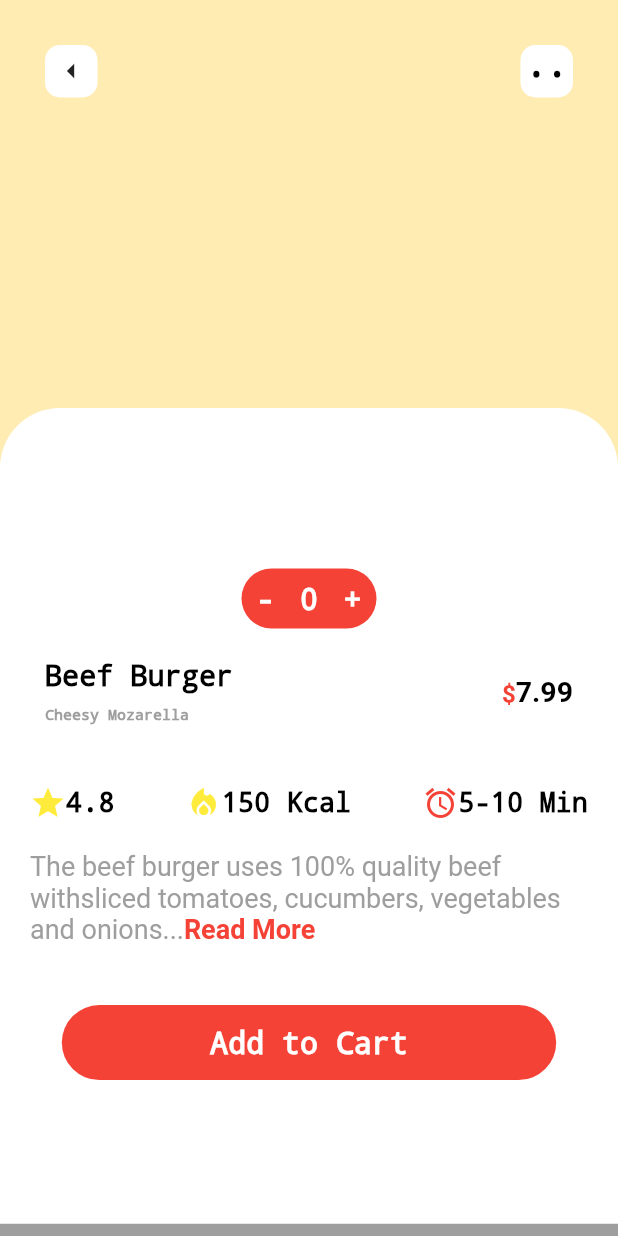
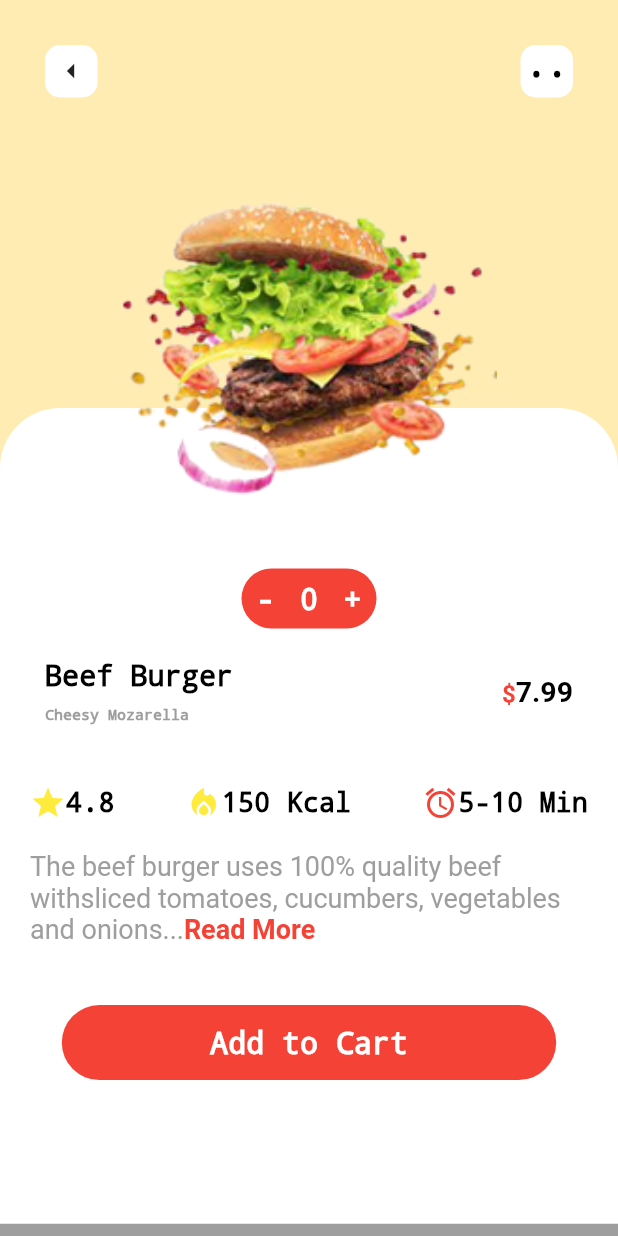
Before and after one commit to Genics85/food-ordering-mob, a Flutter app: the DescriptionPage screen opened by its route, on a phone screen of 412 x 824 dp. Run offline on Flutter 3.47's test engine with Material 2 defaults, Android fonts, the phone set to English and light mode, and no system bars.

Commit message:
done with the description page with image included

```diff
--- a/lib/pages/description.dart
+++ b/lib/pages/description.dart
@@ -268,13 +268,18 @@ class _DescriptionPageState extends State<DescriptionPage> {
               ]
             ),
           ),
-          // Container(
-          //   decoration: BoxDecoration(
-          //     image: DecorationImage(
-          //       image: AssetImage("lib/assets/images/burgarSplash.png")
-          //     )
-          //   ),
-          // )
+          Container(
+            margin:EdgeInsets.only(top:MediaQuery.of(context).size.height*0.13,left:MediaQuery.of(context).size.width*0.5-125),
+            width: 250,
+            height: 250,
+            alignment: Alignment.topCenter,
+            decoration: BoxDecoration(
+              image: DecorationImage(
+                image: AssetImage("lib/assets/images/burgarSized.png"),
+                fit: BoxFit.cover
+              )
+            ),
+          )
         ],
       ),
     ));
```
Also changed, not shown: lib/assets/images/burgarSized.png (added), lib/assets/images/burgarSplashPng.png (added).
